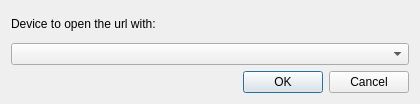
Old version of the form urlhandler/dialog.ui in the repository KDE/kdeconnect-kde.
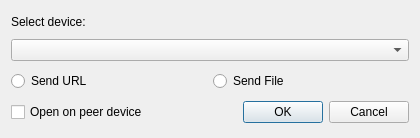
New version of the form.

Commit message: revamp kdeconnect-handler to support full control by GUI Current implementation of kdeconnect-handler did not support controlling the function of kdeconnect-handler completely through GUI. This patch enables that by adding knobs to the GUI and doing necessary changes to the cpp.

What changed in the file:
```diff
--- a/urlhandler/dialog.ui
+++ b/urlhandler/dialog.ui
@@ -7,16 +7,31 @@
     <x>0</x>
     <y>0</y>
     <width>420</width>
-    <height>104</height>
+    <height>138</height>
    </rect>
   </property>
+  <property name="sizePolicy">
+   <sizepolicy hsizetype="Preferred" vsizetype="Fixed">
+    <horstretch>0</horstretch>
+    <verstretch>0</verstretch>
+   </sizepolicy>
+  </property>
   <layout class="QVBoxLayout" name="verticalLayout">
    <item>
     <layout class="QHBoxLayout" name="horizontalLayout">
      <item>
       <widget class="QLabel" name="label">
+       <property name="sizePolicy">
+        <sizepolicy hsizetype="Preferred" vsizetype="Fixed">
+         <horstretch>0</horstretch>
+         <verstretch>0</verstretch>
+        </sizepolicy>
+       </property>
        <property name="text">
-        <string>Device to open the url with:</string>
+        <string>Select device:</string>
+       </property>
+       <property name="alignment">
+        <set>Qt::AlignLeading|Qt::AlignLeft|Qt::AlignTop</set>
        </property>
        <property name="wordWrap">
         <bool>true</bool>
@@ -26,8 +41,51 @@
     </layout>
    </item>
    <item>
+    <layout class="QHBoxLayout" name="horizontalLayout_4">
+     <item>
     <widget class="QComboBox" name="devicePicker"/>
    </item>
+    </layout>
+   </item>
+   <item>
+    <layout class="QHBoxLayout" name="horizontalLayout_2">
+     <item>
+      <widget class="QRadioButton" name="sendUrlRadioButton">
+       <property name="text">
+        <string>Send URL</string>
+       </property>
+      </widget>
+     </item>
+     <item>
+      <widget class="QRadioButton" name="sendFileRadioButton">
+       <property name="text">
+        <string>Send File</string>
+       </property>
+      </widget>
+     </item>
+    </layout>
+   </item>
+   <item>
+    <layout class="QHBoxLayout" name="urlHorizontalLayout"/>
+   </item>
+   <item>
+    <layout class="QHBoxLayout" name="horizontalLayout_3">
+     <item>
+      <widget class="QCheckBox" name="openOnPeerCheckBox">
+       <property name="sizePolicy">
+        <sizepolicy hsizetype="Minimum" vsizetype="Preferred">
+         <horstretch>0</horstretch>
+         <verstretch>0</verstretch>
+        </sizepolicy>
+       </property>
+       <property name="text">
+        <string>Open on peer device</string>
+       </property>
+       <property name="checked">
+        <bool>false</bool>
+       </property>
+      </widget>
+     </item>
    <item>
     <widget class="QDialogButtonBox" name="buttonBox">
      <property name="orientation">
@@ -37,6 +95,8 @@
       <set>QDialogButtonBox::Cancel|QDialogButtonBox::Ok</set>
      </property>
     </widget>
+     </item>
+    </layout>
    </item>
   </layout>
  </widget>
```
Lines whose indentation alone changed are shown as unchanged. The commit also changes 2 other files.
